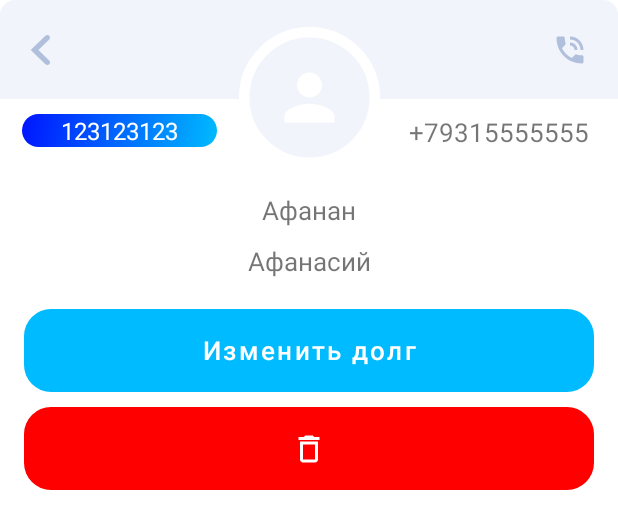
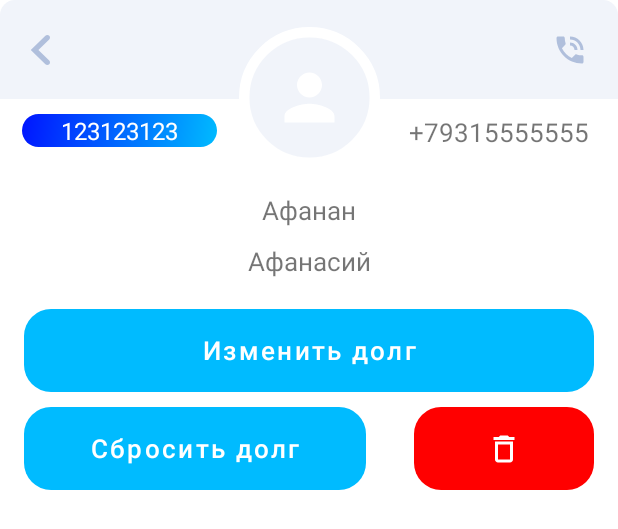
Before and after one commit to VioladiN/Debtor, an Android app: the layout bottom_sheet_info_person_fragment.xml on its own in the app's theme, with its tools: preview values and no code run, on a phone screen of 412 x 824 dp. Shown: the top 529 px of the screen. Run offline under Robolectric (Android 15) with nearby library versions, the phone set to English and light mode, and no system bars.

Commit message:
a little bit changes

```diff
--- a/app/src/main/java/com/violadin/debtorpit/domain/model/Person.kt
+++ b/app/src/main/java/com/violadin/debtorpit/domain/model/Person.kt
@@ -10,5 +10,5 @@ data class Person(
     @PrimaryKey(autoGenerate = true) val id: Int? = null,
     @ColumnInfo(name = "first_name") val firstName: String?,
     @ColumnInfo(name = "last_name") val lastName: String?,
-    @ColumnInfo(name = "debt") val debt: Double?
+    @ColumnInfo(name = "debt") var debt: Double?
 ): Serializable
--- a/app/src/main/res/layout/bottom_sheet_info_person_fragment.xml
+++ b/app/src/main/res/layout/bottom_sheet_info_person_fragment.xml
@@ -71,16 +71,30 @@
         app:layout_constraintEnd_toEndOf="parent"
         app:layout_constraintTop_toBottomOf="@id/last_name_text" />
 
+    <Button
+        android:id="@+id/drop_debt_button"
+        style="@style/ButtonMainStyle.BlueButton"
+        android:text="@string/drop_debt"
+        android:layout_marginTop="10dp"
+        android:layout_width="0dp"
+        android:textAllCaps="false"
+        android:textSize="17sp"
+        android:stateListAnimator="@null"
+        app:layout_constraintStart_toStartOf="parent"
+        app:layout_constraintEnd_toStartOf="@id/delete_person_button"
+        app:layout_constraintTop_toBottomOf="@id/edit_debt_button" />
+
     <ImageButton
         android:id="@+id/delete_person_button"
         style="@style/ButtonMainStyle.RedButton"
         android:layout_marginTop="10dp"
+        android:layout_width="120dp"
         android:textAllCaps="false"
         android:textSize="17sp"
         android:stateListAnimator="@null"
         android:src="@drawable/ic_trash"
-        app:layout_constraintStart_toStartOf="parent"
         app:layout_constraintEnd_toEndOf="parent"
+        app:layout_constraintStart_toEndOf="@id/drop_debt_button"
         app:layout_constraintTop_toBottomOf="@id/edit_debt_button" />
 
     <ImageView
--- a/app/src/main/res/values/strings.xml
+++ b/app/src/main/res/values/strings.xml
@@ -28,6 +28,7 @@
 
     <string name="add_person">Добавить должника</string>
     <string name="edit_debt">Изменить долг</string>
+    <string name="drop_debt">Сбросить долг</string>
 
     <string name="first_name_hint">Имя</string>
     <string name="last_name_hint">Фамилия</string>
```
Also changed, not shown: app/src/main/java/com/violadin/debtorpit/ui/fragment/BottomSheetInfoPersonFragment.kt (+18 -15 lines), app/src/main/java/com/violadin/debtorpit/ui/fragment/MultiDebtFragment.kt (+7 -1 lines).
